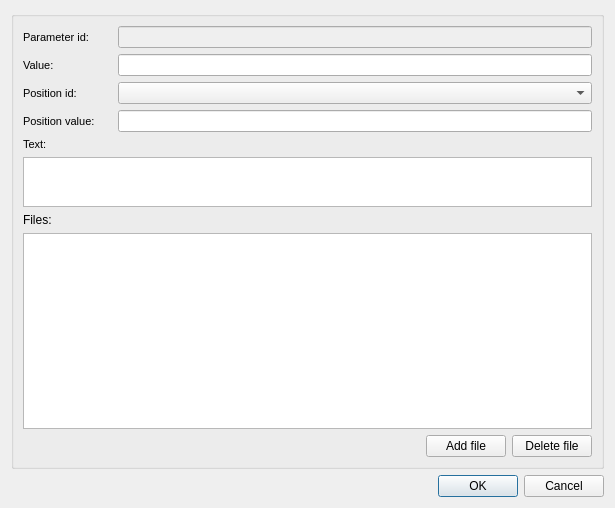
First picture: the form in ui/visit_event.ui, repository Giswater/giswater_qgis_plugin, before the edit.
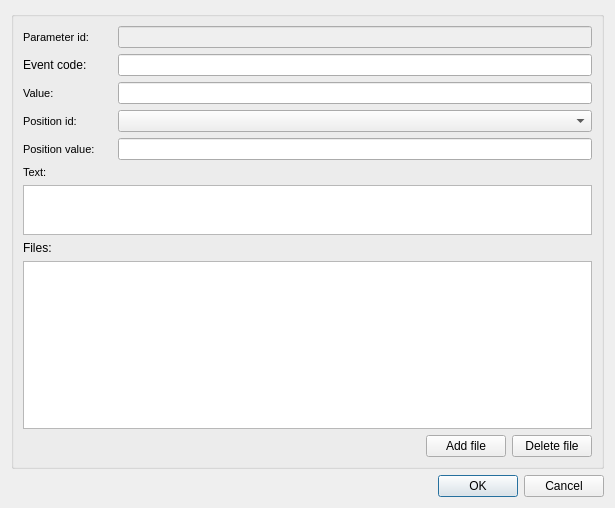
Second picture: the form after the edit.

Commit message: Add event_code to insert event form

Patch:
```diff
--- a/ui/visit_event.ui
+++ b/ui/visit_event.ui
@@ -22,39 +22,7 @@
      <layout class="QVBoxLayout" name="verticalLayout_2">
       <item>
        <layout class="QGridLayout" name="gridLayout">
-        <item row="1" column="0">
-         <widget class="QLabel" name="lbl_value">
-          <property name="font">
-           <font>
-            <pointsize>8</pointsize>
-            <weight>50</weight>
-            <bold>false</bold>
-           </font>
-          </property>
-          <property name="frameShape">
-           <enum>QFrame::NoFrame</enum>
-          </property>
-          <property name="frameShadow">
-           <enum>QFrame::Plain</enum>
-          </property>
-          <property name="text">
-           <string>Value:                   </string>
-          </property>
-          <property name="textFormat">
-           <enum>Qt::AutoText</enum>
-          </property>
-          <property name="scaledContents">
-           <bool>false</bool>
-          </property>
-          <property name="alignment">
-           <set>Qt::AlignLeading|Qt::AlignLeft|Qt::AlignVCenter</set>
-          </property>
-          <property name="margin">
-           <number>3</number>
-          </property>
-         </widget>
-        </item>
-        <item row="3" column="0">
+        <item row="4" column="0">
          <widget class="QLabel" name="lbl_position_value">
           <property name="font">
            <font>
@@ -84,7 +52,7 @@
           </property>
          </widget>
         </item>
-        <item row="2" column="0">
+        <item row="3" column="0">
          <widget class="QLabel" name="lbl_position_id">
           <property name="sizePolicy">
            <sizepolicy hsizetype="Fixed" vsizetype="Preferred">
@@ -120,39 +88,7 @@
           </property>
          </widget>
         </item>
-        <item row="0" column="0">
-         <widget class="QLabel" name="lbl_parameter_id">
-          <property name="font">
-           <font>
-            <pointsize>8</pointsize>
-            <weight>50</weight>
-            <bold>false</bold>
-           </font>
-          </property>
-          <property name="frameShape">
-           <enum>QFrame::NoFrame</enum>
-          </property>
-          <property name="frameShadow">
-           <enum>QFrame::Plain</enum>
-          </property>
-          <property name="text">
-           <string>Parameter id:      </string>
-          </property>
-          <property name="textFormat">
-           <enum>Qt::AutoText</enum>
-          </property>
-          <property name="scaledContents">
-           <bool>false</bool>
-          </property>
-          <property name="alignment">
-           <set>Qt::AlignLeading|Qt::AlignLeft|Qt::AlignVCenter</set>
-          </property>
-          <property name="margin">
-           <number>3</number>
-          </property>
-         </widget>
-        </item>
-        <item row="5" column="0" colspan="2">
+        <item row="6" column="0" colspan="2">
          <widget class="QTextEdit" name="text">
           <property name="maximumSize">
            <size>
@@ -162,28 +98,85 @@
           </property>
          </widget>
         </item>
-        <item row="6" column="0" colspan="2">
+        <item row="0" column="0">
+         <widget class="QLabel" name="lbl_parameter_id">
+          <property name="font">
+           <font>
+            <pointsize>8</pointsize>
+            <weight>50</weight>
+            <bold>false</bold>
+           </font>
+          </property>
+          <property name="frameShape">
+           <enum>QFrame::NoFrame</enum>
+          </property>
+          <property name="frameShadow">
+           <enum>QFrame::Plain</enum>
+          </property>
+          <property name="text">
+           <string>Parameter id:      </string>
+          </property>
+          <property name="textFormat">
+           <enum>Qt::AutoText</enum>
+          </property>
+          <property name="scaledContents">
+           <bool>false</bool>
+          </property>
+          <property name="alignment">
+           <set>Qt::AlignLeading|Qt::AlignLeft|Qt::AlignVCenter</set>
+          </property>
+          <property name="margin">
+           <number>3</number>
+          </property>
+         </widget>
+        </item>
+        <item row="2" column="0">
+         <widget class="QLabel" name="lbl_value">
+          <property name="font">
+           <font>
+            <pointsize>8</pointsize>
+            <weight>50</weight>
+            <bold>false</bold>
+           </font>
+          </property>
+          <property name="frameShape">
+           <enum>QFrame::NoFrame</enum>
+          </property>
+          <property name="frameShadow">
+           <enum>QFrame::Plain</enum>
+          </property>
+          <property name="text">
+           <string>Value:                   </string>
+          </property>
+          <property name="textFormat">
+           <enum>Qt::AutoText</enum>
+          </property>
+          <property name="scaledContents">
+           <bool>false</bool>
+          </property>
+          <property name="alignment">
+           <set>Qt::AlignLeading|Qt::AlignLeft|Qt::AlignVCenter</set>
+          </property>
+          <property name="margin">
+           <number>3</number>
+          </property>
+         </widget>
+        </item>
+        <item row="7" column="0" colspan="2">
          <widget class="QLabel" name="lbl_files">
           <property name="text">
            <string>Files:</string>
           </property>
          </widget>
         </item>
-        <item row="7" column="0" colspan="2">
-         <widget class="QTableView" name="tbl_docs_x_event">
-          <property name="sortingEnabled">
-           <bool>true</bool>
-          </property>
-         </widget>
-        </item>
-        <item row="3" column="1">
+        <item row="4" column="1">
          <widget class="QLineEdit" name="position_value">
           <property name="frame">
            <bool>true</bool>
           </property>
          </widget>
         </item>
-        <item row="4" column="0" colspan="2">
+        <item row="5" column="0" colspan="2">
          <widget class="QLabel" name="lbl_text">
           <property name="font">
            <font>
@@ -213,16 +206,6 @@
           </property>
          </widget>
         </item>
-        <item row="1" column="1">
-         <widget class="QLineEdit" name="value">
-          <property name="frame">
-           <bool>true</bool>
-          </property>
-         </widget>
-        </item>
-        <item row="2" column="1">
-         <widget class="QComboBox" name="position_id"/>
-        </item>
         <item row="0" column="1">
          <widget class="QLineEdit" name="parameter_id">
           <property name="enabled">
@@ -233,6 +216,33 @@
           </property>
          </widget>
         </item>
+        <item row="8" column="0" colspan="2">
+         <widget class="QTableView" name="tbl_docs_x_event">
+          <property name="sortingEnabled">
+           <bool>true</bool>
+          </property>
+         </widget>
+        </item>
+        <item row="3" column="1">
+         <widget class="QComboBox" name="position_id"/>
+        </item>
+        <item row="2" column="1">
+         <widget class="QLineEdit" name="value">
+          <property name="frame">
+           <bool>true</bool>
+          </property>
+         </widget>
+        </item>
+        <item row="1" column="0">
+         <widget class="QLabel" name="lbl_event_code">
+          <property name="text">
+           <string>Event code:</string>
+          </property>
+         </widget>
+        </item>
+        <item row="1" column="1">
+         <widget class="QLineEdit" name="event_code"/>
+        </item>
        </layout>
       </item>
       <item>
```
